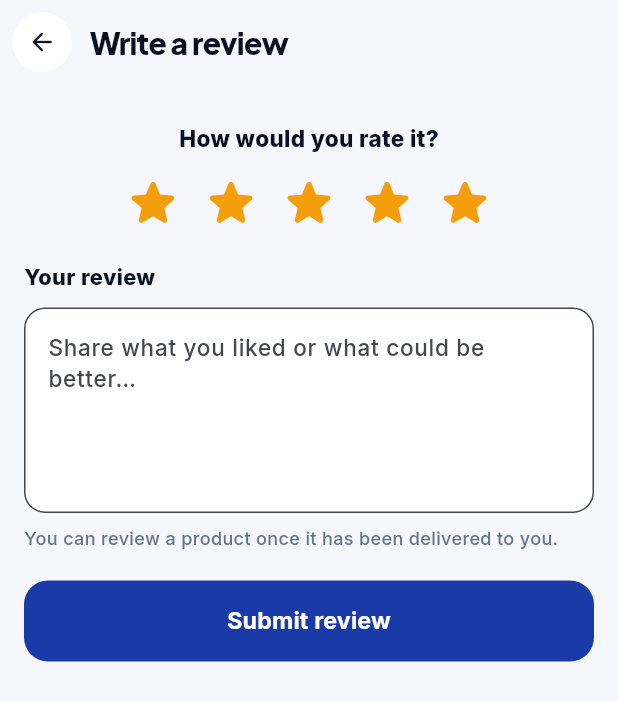
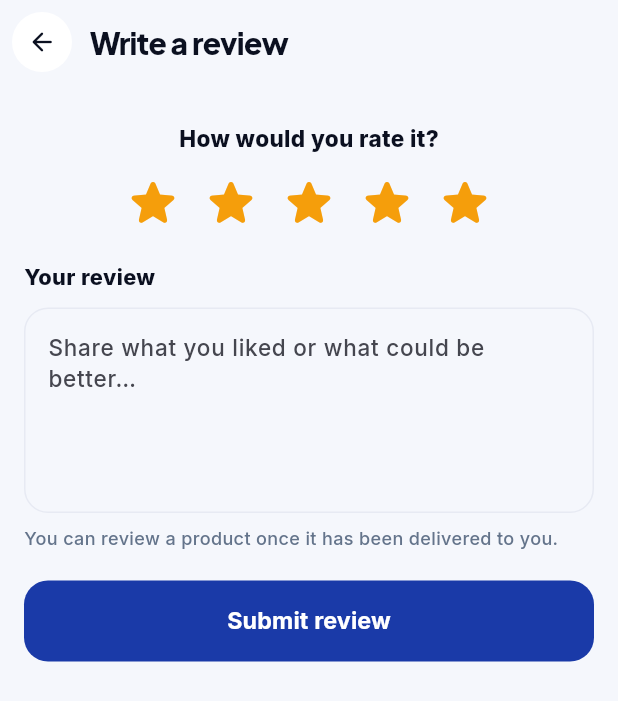
Before and after one commit to WaseemMirzaa/somba-apps, a Flutter app: the ReviewComposeScreen screen opened directly, on a phone screen of 412 x 824 dp. Shown: the top 701 px of the screen. Run offline on Flutter 3.47's test engine with Material 3 defaults, Android fonts, the phone set to English and light mode, and no system bars; our stand-ins replace cached_network_image, firebase_core, firebase_messaging, geolocator, google_maps_flutter, image_picker and 3 more; accounts and stored records are empty.

Commit message:
Apps: multi-line text boxes take the buttons' corner radius
The theme gave every text field a full pill (radius 100), so tall boxes (message the
seller, reviews, questions, dispute and support text, chat bar) looked like stadiums.
Fields that overrode only `border` still turned into a pill when focused.

- Customer app: AppInput.multiline (button radius 16 in idle, focused and error states),
  used by the compose, review, question, dispute reply and chat boxes; AppField switches to
  it whenever it is multi-line. One-line and password fields keep the pill.
- Rider app: same AppInput on the support ticket subject and message, thread reply and
  failed-delivery reason boxes (they used Flutter's default radius 4).
- Tests: radius checks in both apps, including the real compose screen.

Co-Authored-By: Claude Sonnet 5.5 <noreply@anthropic.com>

```diff
--- a/mobile/lib/screens/more/aftersale_request.dart
+++ b/mobile/lib/screens/more/aftersale_request.dart
@@ -447,7 +447,7 @@ class _ReturnStatusScreenState extends State<ReturnStatusScreen> {
           onChanged: (_) {
             if (_replyError != null) setState(() => _replyError = null);
           },
-          decoration: InputDecoration(hintText: s.asReplyHint, errorText: _replyError),
+          decoration: AppInput.multiline(hint: s.asReplyHint, error: _replyError),
         ),
         const SizedBox(height: AppSpace.md),
         PhotoPickerField(attachments: _photos),
--- a/mobile/lib/screens/more/catalog_extra.dart
+++ b/mobile/lib/screens/more/catalog_extra.dart
@@ -275,12 +275,7 @@ class _ReviewComposeScreenState extends State<ReviewComposeScreen> {
           key: const ValueKey('review-text'),
           controller: _ctrl,
           maxLines: 5,
-          decoration: InputDecoration(
-            hintText: s.reviewHint,
-            filled: true,
-            fillColor: AppColors.surface,
-            border: OutlineInputBorder(borderRadius: BorderRadius.circular(14), borderSide: const BorderSide(color: AppColors.line)),
-          ),
+          decoration: AppInput.multiline(hint: s.reviewHint),
         ),
         const SizedBox(height: 8),
         Text(s.reviewAfterDelivery, style: const TextStyle(color: AppColors.muted, fontSize: 12)),
--- a/mobile/lib/screens/more/chat_compose.dart
+++ b/mobile/lib/screens/more/chat_compose.dart
@@ -129,7 +129,7 @@ class _ChatComposeScreenState extends State<ChatComposeScreen> {
           onChanged: (_) {
             if (_error != null) setState(() => _error = null);
           },
-          decoration: InputDecoration(hintText: s.chatComposeHint, errorText: _error),
+          decoration: AppInput.multiline(hint: s.chatComposeHint, error: _error),
         ),
         const SizedBox(height: AppSpace.sm),
         PhotoPickerField(attachments: _attachments),
--- a/mobile/lib/theme/app_theme.dart
+++ b/mobile/lib/theme/app_theme.dart
@@ -65,6 +65,30 @@ class AppRadius {
   static const double xl = 28;
   static const BorderRadius card = BorderRadius.all(Radius.circular(20));
   static const BorderRadius pill = BorderRadius.all(Radius.circular(100));
+}
+
+/// Text fields. The theme gives every field a full pill, which suits one line; a field that grows to several lines
+/// takes the buttons' corner radius instead, so a tall box does not turn into a stadium.
+class AppInput {
+  AppInput._();
+
+  static OutlineInputBorder _border(Color color, [double width = 1]) => OutlineInputBorder(
+        borderRadius: BorderRadius.circular(AppRadius.md),
+        borderSide: BorderSide(color: color, width: width),
+      );
+
+  static InputDecoration multiline({String? hint, String? error, Color? fill, bool dense = false, EdgeInsetsGeometry? padding}) => InputDecoration(
+        hintText: hint,
+        errorText: error,
+        fillColor: fill,
+        isDense: dense ? true : null,
+        contentPadding: padding,
+        border: _border(AppColors.line),
+        enabledBorder: _border(AppColors.line),
+        focusedBorder: _border(AppColors.primary, 1.6),
+        errorBorder: _border(AppColors.danger),
+        focusedErrorBorder: _border(AppColors.danger, 1.6),
+      );
 }
 
 /// Spacing steps for new UI (older screens still carry their own literals).
--- a/mobile/lib/widgets/kit.dart
+++ b/mobile/lib/widgets/kit.dart
@@ -71,7 +71,8 @@ class AppField extends StatelessWidget {
           keyboardType: keyboard,
           maxLines: obscure ? 1 : maxLines,
           onChanged: onChanged,
-          decoration: InputDecoration(
+          // A multi-line field takes the buttons' corner radius (a pill that tall looks like a stadium).
+          decoration: (!obscure && maxLines > 1 ? AppInput.multiline(hint: hint, error: error) : const InputDecoration()).copyWith(
             hintText: hint,
             errorText: error,
             prefixIcon: icon != null ? Icon(icon, size: 20) : null,
--- a/rider-app/lib/screens/deliveries_screen.dart
+++ b/rider-app/lib/screens/deliveries_screen.dart
@@ -746,7 +746,7 @@ class _FailReasonSheetState extends State<FailReasonSheet> {
           controller: _other,
           maxLength: 200,
           onChanged: (_) => setState(() {}),
-          decoration: InputDecoration(labelText: s.failDetails, border: const OutlineInputBorder()),
+          decoration: AppInput.multiline(label: s.failDetails).copyWith(counterText: null),
         ),
         SizedBox(
           width: double.infinity,
--- a/rider-app/lib/screens/support_screen.dart
+++ b/rider-app/lib/screens/support_screen.dart
@@ -353,7 +353,7 @@ class _NewTicketScreenState extends State<NewTicketScreen> {
           maxLength: 200,
           textCapitalization: TextCapitalization.sentences,
           onChanged: (_) => _subjectError == null ? null : setState(() => _subjectError = null),
-          decoration: InputDecoration(labelText: s.ticketSubject, errorText: _subjectError, counterText: '', border: const OutlineInputBorder()),
+          decoration: AppInput.multiline(label: s.ticketSubject, error: _subjectError),
         ),
         const SizedBox(height: 16),
         Text(s.ticketCategory, style: const TextStyle(fontWeight: FontWeight.w700, fontSize: 13.5)),
@@ -385,7 +385,7 @@ class _NewTicketScreenState extends State<NewTicketScreen> {
           maxLength: 4000,
           textCapitalization: TextCapitalization.sentences,
           onChanged: (_) => _messageError == null ? null : setState(() => _messageError = null),
-          decoration: InputDecoration(labelText: s.ticketMessage, errorText: _messageError, counterText: '', alignLabelWithHint: true, border: const OutlineInputBorder()),
+          decoration: AppInput.multiline(label: s.ticketMessage, error: _messageError, alignLabel: true),
         ),
         const SizedBox(height: 12),
         _PendingPhotos(photos: _photos, onRemove: (p) => setState(() => _photos.remove(p))),
@@ -631,7 +631,7 @@ class _SupportThreadScreenState extends State<SupportThreadScreen> {
                     maxLines: 4,
                     maxLength: 4000,
                     textCapitalization: TextCapitalization.sentences,
-                    decoration: InputDecoration(hintText: s.threadHint, counterText: '', isDense: true, border: const OutlineInputBorder()),
+                    decoration: AppInput.multiline(hint: s.threadHint, dense: true),
                   ),
                 ),
                 const SizedBox(width: 8),
--- a/rider-app/lib/theme/app_theme.dart
+++ b/rider-app/lib/theme/app_theme.dart
@@ -121,3 +121,27 @@ class AppTheme {
     );
   }
 }
+
+/// Multi-line text fields take the buttons' corner radius (16), like every button in the app.
+class AppInput {
+  AppInput._();
+
+  static OutlineInputBorder _border(Color color, [double width = 1]) => OutlineInputBorder(
+        borderRadius: BorderRadius.circular(16),
+        borderSide: BorderSide(color: color, width: width),
+      );
+
+  static InputDecoration multiline({String? label, String? hint, String? error, bool dense = false, bool alignLabel = false}) => InputDecoration(
+        labelText: label,
+        hintText: hint,
+        errorText: error,
+        counterText: '',
+        isDense: dense ? true : null,
+        alignLabelWithHint: alignLabel,
+        border: _border(AppColors.line),
+        enabledBorder: _border(AppColors.line),
+        focusedBorder: _border(AppColors.primary, 1.6),
+        errorBorder: _border(AppColors.danger),
+        focusedErrorBorder: _border(AppColors.danger, 1.6),
+      );
+}
```
Also changed, not shown: mobile/lib/screens/more/chat_widgets.dart (+5 -8 lines), mobile/lib/screens/more/engage_qa.dart (+1 -7 lines), 3 other files.
